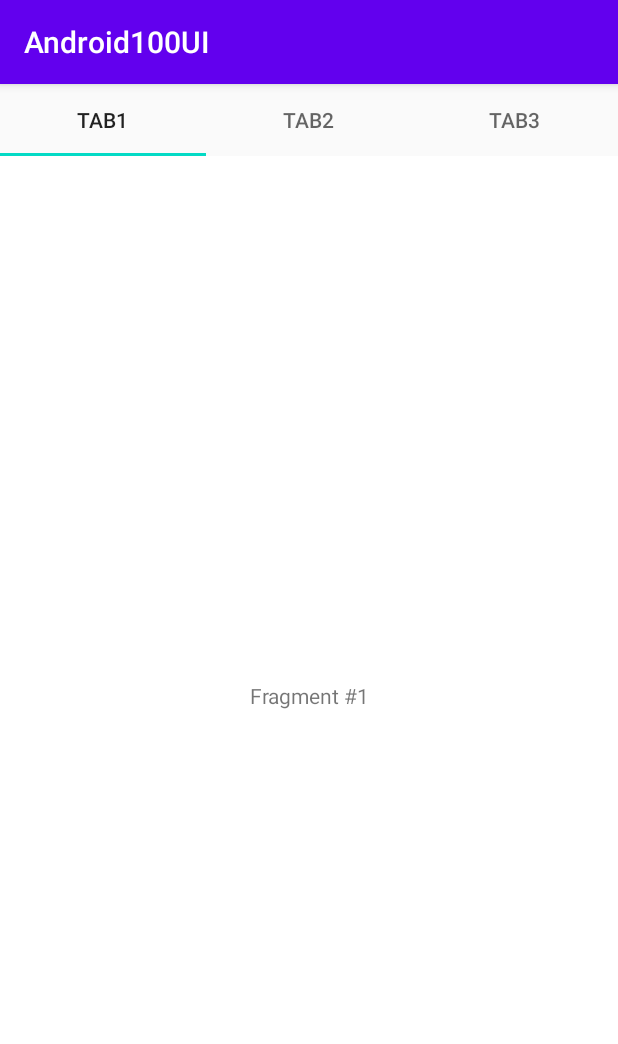
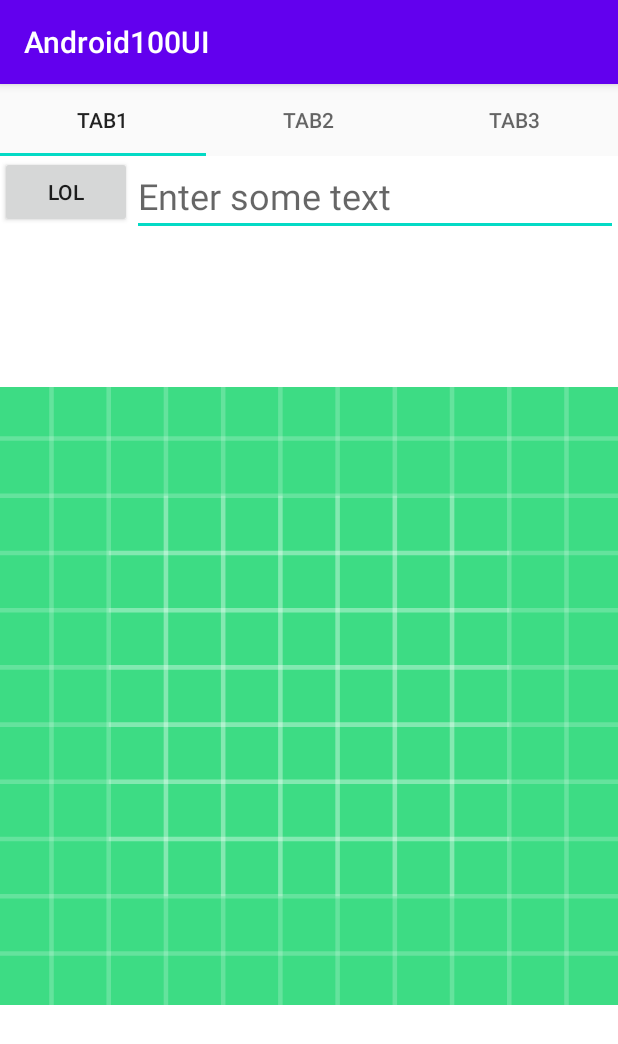
Before and after one commit to various-playgrounds/android-learning, an Android app: the screen it shows after launch (MainActivity), on a phone screen of 412 x 824 dp. Shown: the top 1044 px of the screen. Run offline under Robolectric (Android 15) with nearby library versions, the phone set to English and light mode, and no system bars.

Commit message:
integrate first lesson with second one

```diff
--- a/app/build.gradle
+++ b/app/build.gradle
@@ -31,4 +31,5 @@ dependencies {
     testImplementation 'junit:junit:4.12'
     androidTestImplementation 'androidx.test.ext:junit:1.1.1'
     androidTestImplementation 'androidx.test.espresso:espresso-core:3.2.0'
+    implementation 'com.google.android.material:material:1.1.0'
 }
--- a/app/src/main/java/com/example/android100ui/PageFragment.java
+++ b/app/src/main/java/com/example/android100ui/PageFragment.java
@@ -4,7 +4,10 @@ import android.os.Bundle;
 import android.view.LayoutInflater;
 import android.view.View;
 import android.view.ViewGroup;
+import android.widget.Button;
+import android.widget.EditText;
 import android.widget.TextView;
+import android.widget.Toast;
 
 import androidx.fragment.app.Fragment;
 
@@ -12,6 +15,7 @@ public class PageFragment extends Fragment {
     public static final String ARG_PAGE = "ARG_PAGE";
 
     private int mPage;
+    EditText textbox;
 
     public static PageFragment newInstance(int page) {
         Bundle args = new Bundle();
@@ -30,9 +34,28 @@ public class PageFragment extends Fragment {
     @Override
     public View onCreateView(LayoutInflater inflater, ViewGroup container,
                              Bundle savedInstanceState) {
-        View view = inflater.inflate(R.layout.fragment_page, container, false);
-        TextView textView = (TextView) view;
-        textView.setText("Fragment #" + mPage);
+
+        View view;
+        if (mPage == 1) {
+            view = inflater.inflate(R.layout.fragment_page_new, container, false);
+
+            Button button = view.findViewById(R.id.submit_button);
+            textbox = view.findViewById(R.id.textbox);
+            button.setOnClickListener(new View.OnClickListener() {
+                @Override
+                public void onClick(View v) {
+                    String text = textbox.getText().toString();
+                    Toast toast = Toast.makeText(PageFragment.this.getContext(), "Hello " + text, Toast.LENGTH_SHORT);
+                    toast.show();
+                }
+            });
+        } else {
+            view = inflater.inflate(R.layout.fragment_page, container, false);
+            TextView textView = (TextView) view;
+            textView.setText("Fragment #" + mPage);
+        }
+
+
         return view;
     }
 }
--- /dev/null
+++ b/app/src/main/res/layout/fragment_page_new.xml
@@ -0,0 +1,37 @@
+<?xml version="1.0" encoding="utf-8"?>
+<RelativeLayout
+    xmlns:android="http://schemas.android.com/apk/res/android"
+    android:layout_width="match_parent"
+    android:layout_height="match_parent">
+
+    <Button
+        android:id="@+id/submit_button"
+        android:layout_width="wrap_content"
+        android:layout_height="wrap_content"
+        android:text="LOL"
+        android:layout_alignParentTop="true"
+        android:layout_alignParentLeft="true"
+        />
+
+    <EditText
+        android:id="@+id/textbox"
+        android:layout_width="match_parent"
+        android:layout_height="wrap_content"
+        android:textSize="24dp"
+        android:hint="@string/text_hint"
+        android:layout_toRightOf="@+id/submit_button"
+        />
+
+    <ImageView
+        android:layout_width="match_parent"
+        android:layout_height="match_parent"
+        android:src="@drawable/ic_launcher_background"
+        />
+
+    <TextView xmlns:android="http://schemas.android.com/apk/res/android"
+        android:id="@+id/new_text"
+        android:layout_width="match_parent"
+        android:layout_height="match_parent"
+        android:gravity="center" />
+
+</RelativeLayout>
```
